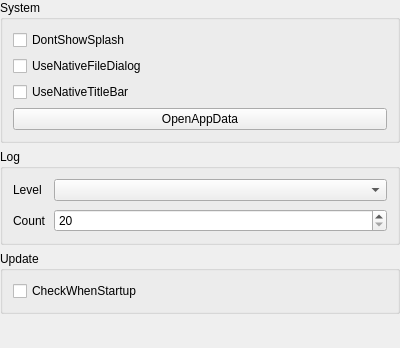
The window that src/settings/othersettingsdialog.ui (Wing-summer/WingHexExplorer2) describes before a commit, drawn with Qt 5.
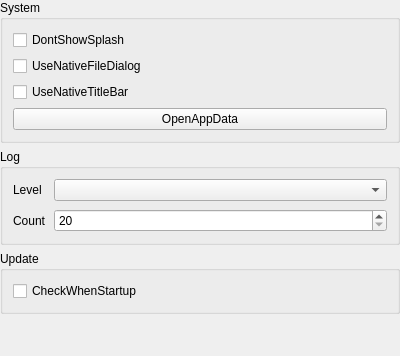
The same window after the commit.

The edit to the form file:
```diff
--- a/src/settings/othersettingsdialog.ui
+++ b/src/settings/othersettingsdialog.ui
@@ -7,13 +7,16 @@
     <x>0</x>
     <y>0</y>
     <width>400</width>
-    <height>348</height>
+    <height>356</height>
    </rect>
   </property>
   <property name="windowTitle">
    <string notr="true"/>
   </property>
   <layout class="QVBoxLayout" name="verticalLayout_2">
+   <property name="sizeConstraint">
+    <enum>QLayout::SizeConstraint::SetMinimumSize</enum>
+   </property>
    <property name="leftMargin">
     <number>0</number>
    </property>
```
Left out of the diff: 9 changed lines with no effect on the pictures.
